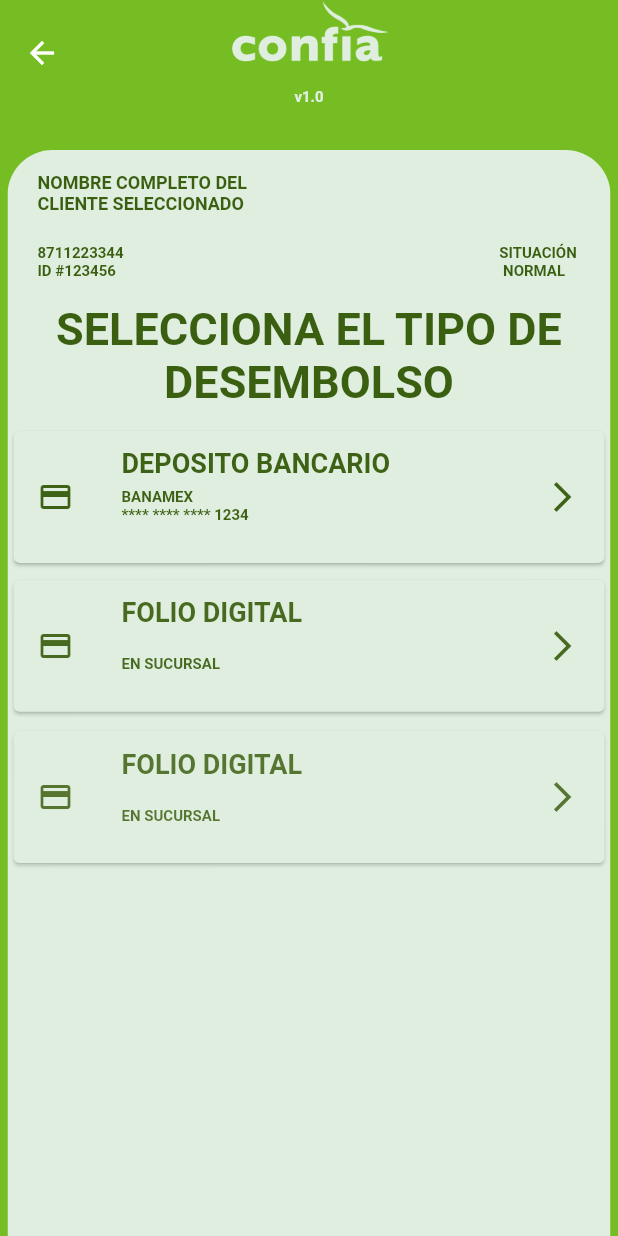
After one commit to guillermoherrera/app_vale_cv, a Flutter app: the DesembolsoPage screen opened by its route, on a phone screen of 412 x 824 dp. The commit adds this screen. Run offline on Flutter 3.47's test engine with Material 2 defaults, Android fonts, the phone set to English and light mode, and no system bars; our stand-ins replace bloc, flutter_bloc.

Commit message:
avance pantalla de desembolsos

```diff
--- a/lib/Pages/homepage/home_page.dart
+++ b/lib/Pages/homepage/home_page.dart
@@ -6,6 +6,8 @@ import 'package:app_vale_cv/pages/homepage/vales_page.dart';
 import 'package:app_vale_cv/widgets/custom_app_bar.dart';
 import 'package:flutter/material.dart';
 import 'package:flutter_bloc/flutter_bloc.dart';
+
+import '../../helpers/custom_route_transition.dart';
 
 class HomePage extends StatefulWidget {
   const HomePage({Key? key}) : super(key: key);
@@ -16,11 +18,18 @@ class HomePage extends StatefulWidget {
 
 class _HomePageState extends State<HomePage>
     with SingleTickerProviderStateMixin {
+  final _customRoute = CustomRouteTransition();
   TabController? _tabController;
+  int tabIndex = 0;
 
   @override
   void initState() {
     _tabController = TabController(length: 3, vsync: this);
+    _tabController?.addListener(() {
+      setState(() {
+        tabIndex = _tabController!.index;
+      });
+    });
     super.initState();
   }
 
@@ -61,13 +70,35 @@ class _HomePageState extends State<HomePage>
       preferredSize: const Size.fromHeight(100),
       child: CustomAppBar(
         actions: [
-          IconButton(
+          tabIndex == 0
+              ? IconButton(
                   onPressed: () {
                     BlocProvider.of<UserBloc>(context, listen: false)
                         .add(DeleteUserEvent());
                   },
                   icon: const Icon(
                     Icons.logout,
+                    color: Constants.colorDefault,
+                  ))
+              : tabIndex == 1
+                  ? IconButton(
+                      onPressed: () {
+                        Navigator.push(
+                            context,
+                            _customRoute
+                                .createRutaSlide(Constants.pageDesembolso));
+                      },
+                      icon: const Icon(
+                        Icons.add,
+                        color: Constants.colorDefault,
+                      ))
+                  : IconButton(
+                      onPressed: () {
+                        BlocProvider.of<UserBloc>(context, listen: false)
+                            .add(DeleteUserEvent());
+                      },
+                      icon: const Icon(
+                        Icons.person_add,
                         color: Constants.colorDefault,
                       ))
         ],
--- /dev/null
+++ b/lib/Pages/vales/desembolso.dart
@@ -0,0 +1,216 @@
+import 'package:flutter/material.dart';
+
+import '../../helpers/constants.dart';
+import '../../helpers/custom_route_transition.dart';
+import '../../widgets/animator.dart';
+import '../../widgets/custom_app_bar.dart';
+import '../../widgets/custom_list_tile.dart';
+import '../../widgets/custom_loading.dart';
+
+class DesembolsoPage extends StatefulWidget {
+  const DesembolsoPage({Key? key}) : super(key: key);
+
+  @override
+  State<DesembolsoPage> createState() => _DesembolsoPageState();
+}
+
+class _DesembolsoPageState extends State<DesembolsoPage> {
+  final _customRoute = CustomRouteTransition();
+  final GlobalKey<RefreshIndicatorState> _refreshKey =
+      GlobalKey<RefreshIndicatorState>();
+  bool _cargando = true;
+  bool _withInfo = false;
+  List<int> _desembolsos = [];
+
+  _getData() async {
+    await Future.delayed(const Duration(seconds: 1));
+    if (mounted) {
+      setState(() {
+        _withInfo = true;
+        _cargando = false;
+        _desembolsos = [1, 2, 3];
+      });
+    }
+  }
+
+  @override
+  void initState() {
+    _getData();
+    super.initState();
+  }
+
+  @override
+  Widget build(BuildContext context) {
+    return Scaffold(
+      appBar: _appBar(),
+      backgroundColor: Constants.colorPrimary,
+      body: _body(),
+    );
+  }
+
+  PreferredSize _appBar() {
+    return const PreferredSize(
+      preferredSize: Size.fromHeight(100),
+      child: CustomAppBar(),
+    );
+  }
+
+  Widget _body() {
+    return Column(
+      children: [
+        Expanded(
+          child: Padding(
+            padding: const EdgeInsets.symmetric(horizontal: 5.0),
+            child: ClipRRect(
+              borderRadius: const BorderRadius.only(
+                topLeft: Radius.circular(30.0),
+                topRight: Radius.circular(30.0),
+              ),
+              child: Container(
+                color: Constants.colorDefault,
+                child: _bodyContent(),
+              ),
+            ),
+          ),
+        ),
+      ],
+    );
+  }
+
+  Widget _bodyContent() {
+    return RefreshIndicator(
+        key: _refreshKey,
+        child: _cargando
+            ? const CustomLoading(
+                label: 'CARGANDO DATOS DE DESEMBOLSOS...',
+              )
+            : _showResult(),
+        // ignore: avoid_print
+        onRefresh: () async => print('lol'));
+  }
+
+  Widget _showResult() {
+    return _withInfo ? _listFill() : _noData();
+  }
+
+  Widget _noData() {
+    return const Center(
+        child: Text(
+      'SIN INFORMACIÓN',
+      style: Constants.textStyleSubTitle,
+    ));
+  }
+
+  Widget _listFill() {
+    return Column(
+      children: [
+        _fillHeader(),
+        _fillBody(),
+      ],
+    );
+  }
+
+  Widget _fillHeader() {
+    return Column(
+      children: [
+        Container(
+          padding: const EdgeInsets.symmetric(horizontal: 15.0),
+          child: Table(
+            children: [
+              _tableRow(
+                  Container(
+                    margin: const EdgeInsets.symmetric(vertical: 10.0),
+                    child: const Text(
+                      'NOMBRE COMPLETO DEL CLIENTE SELECCIONADO',
+                      style: Constants.textStyleStandard,
+                    ),
+                  ),
+                  Container()),
+              _tableRow(
+                Column(
+                  crossAxisAlignment: CrossAxisAlignment.start,
+                  children: const [
+                    Text('8711223344', style: Constants.textStyleParagraph),
+                    Text('ID #123456', style: Constants.textStyleParagraph)
+                  ],
+                ),
+                const Text('SITUACIÓN \n NORMAL',
+                    style: Constants.textStyleParagraph),
+              ),
+            ],
+          ),
+        ),
+        Container(
+          padding: const EdgeInsets.all(10.0),
+          child: const Text(
+            'SELECCIONA EL TIPO DE DESEMBOLSO',
+            style: Constants.textStyleTitle,
+            textAlign: TextAlign.center,
+          ),
+        )
+      ],
+    );
+  }
+
+  TableRow _tableRow(Widget _left, Widget _right) {
+    return TableRow(children: [
+      Container(
+        child: _left,
+        padding: const EdgeInsets.all(5.0),
+      ),
+      Container(
+        child: Align(
+          child: _right,
+          alignment: Alignment.centerRight,
+        ),
+        padding: const EdgeInsets.all(5.0),
+      ),
+    ]);
+  }
+
+  Widget _fillBody() {
+    return Expanded(
+        child: MediaQuery.removePadding(
+            context: context,
+            removeTop: true,
+            child: ListView.builder(
+                itemCount: _desembolsos.length,
+                itemBuilder: (_, index) {
+                  if (index == _desembolsos.length) {
+                    return const SizedBox(height: 50.0);
+                  }
+                  return WidgetAnimator(
+                      child: GestureDetector(
+                          onTap: () {
+                            Navigator.push(
+                                context,
+                                _customRoute
+                                    .createRutaSlide(Constants.pageCliente));
+                          },
+                          child: CustomListTile(
+                              title: Text(
+                                  index == 0
+                                      ? 'DEPOSITO BANCARIO'
+                                      : 'FOLIO DIGITAL',
+                                  style: Constants.textStyleSubTitle),
+                              subTitle: Column(
+                                crossAxisAlignment: CrossAxisAlignment.start,
+                                children: [
+                                  Text(index == 0 ? 'BANAMEX' : '',
+                                      style: Constants.textStyleParagraph),
+                                  Text(
+                                      index == 0
+                                          ? '**** **** **** 1234'
+                                          : 'EN SUCURSAL',
+                                      style: Constants.textStyleParagraph),
+                                ],
+                              ),
+                              leading: const Icon(Icons.credit_card,
+                                  color: Constants.colorDefaultText),
+                              trailing: const Icon(
+                                Icons.arrow_forward_ios,
+                                color: Constants.colorDefaultText,
+                              ))));
+                })));
+  }
+}
--- a/lib/Pages/vales/vale_page.dart
+++ b/lib/Pages/vales/vale_page.dart
@@ -100,16 +100,15 @@ class _ValePageState extends State<ValePage> {
   Widget _listFill() {
     return Column(
       children: [
-        _FillHeader(),
-        _ClienteInfo(),
+        _fillHeader(),
+        _clienteInfo(),
         _infoGeneral(),
-        _EstadoCuenta(),
+        _estadoCuenta(),
       ],
     );
   }
 
-  // ignore: non_constant_identifier_names
-  Widget _FillHeader() {
+  Widget _fillHeader() {
     return Container(
       padding: const EdgeInsets.symmetric(horizontal: 15.0),
       child: Table(
@@ -159,8 +158,7 @@ class _ValePageState extends State<ValePage> {
     ]);
   }
 
-  // ignore: non_constant_identifier_names
-  Widget _ClienteInfo() {
+  Widget _clienteInfo() {
     return Container(
       padding: const EdgeInsets.symmetric(horizontal: 15.0, vertical: 15.0),
       child: Column(
@@ -248,8 +246,7 @@ class _ValePageState extends State<ValePage> {
     );
   }
 
-  // ignore: non_constant_identifier_names
-  Widget _EstadoCuenta() {
+  Widget _estadoCuenta() {
     return Container(
       padding: const EdgeInsets.symmetric(horizontal: 15.0),
       child: Column(
--- a/lib/helpers/constants.dart
+++ b/lib/helpers/constants.dart
@@ -18,6 +18,7 @@ class Constants {
   static const String pageRoot = 'root';
   static const String pageCliente = 'cliente';
   static const String pageVale = 'vale';
+  static const String pageDesembolso = 'desembolso';
 
   //Assets
   static const String assetsImagelogo = 'assets/logoConfia.png';
--- a/lib/helpers/custom_route_transition.dart
+++ b/lib/helpers/custom_route_transition.dart
@@ -1,3 +1,4 @@
+import 'package:app_vale_cv/pages/vales/desembolso.dart';
 import 'package:app_vale_cv/pages/vales/vale_page.dart';
 import 'package:flutter/cupertino.dart';
 import 'package:app_vale_cv/helpers/constants.dart';
@@ -28,6 +29,8 @@ class CustomRouteTransition {
         return const ClientePage();
       case Constants.pageVale:
         return const ValePage();
+      case Constants.pageDesembolso:
+        return const DesembolsoPage();
       default:
         return const RootPage();
     }
--- a/lib/main.dart
+++ b/lib/main.dart
@@ -1,5 +1,6 @@
 import 'package:app_vale_cv/bloc/user/user_bloc.dart';
 import 'package:app_vale_cv/pages/clientes/cliente_page.dart';
+import 'package:app_vale_cv/pages/vales/desembolso.dart';
 import 'package:app_vale_cv/pages/vales/vale_page.dart';
 import 'package:flutter/material.dart';
 
@@ -28,6 +29,8 @@ class MyApp extends StatelessWidget {
           Constants.pageRoot: (BuildContext context) => const RootPage(),
           Constants.pageCliente: (BuildContext context) => const ClientePage(),
           Constants.pageVale: (BuildContext context) => const ValePage(),
+          Constants.pageDesembolso: (BuildContext context) =>
+              const DesembolsoPage(),
         },
       ),
     );
```
Lines whose indentation alone changed are shown as unchanged.
